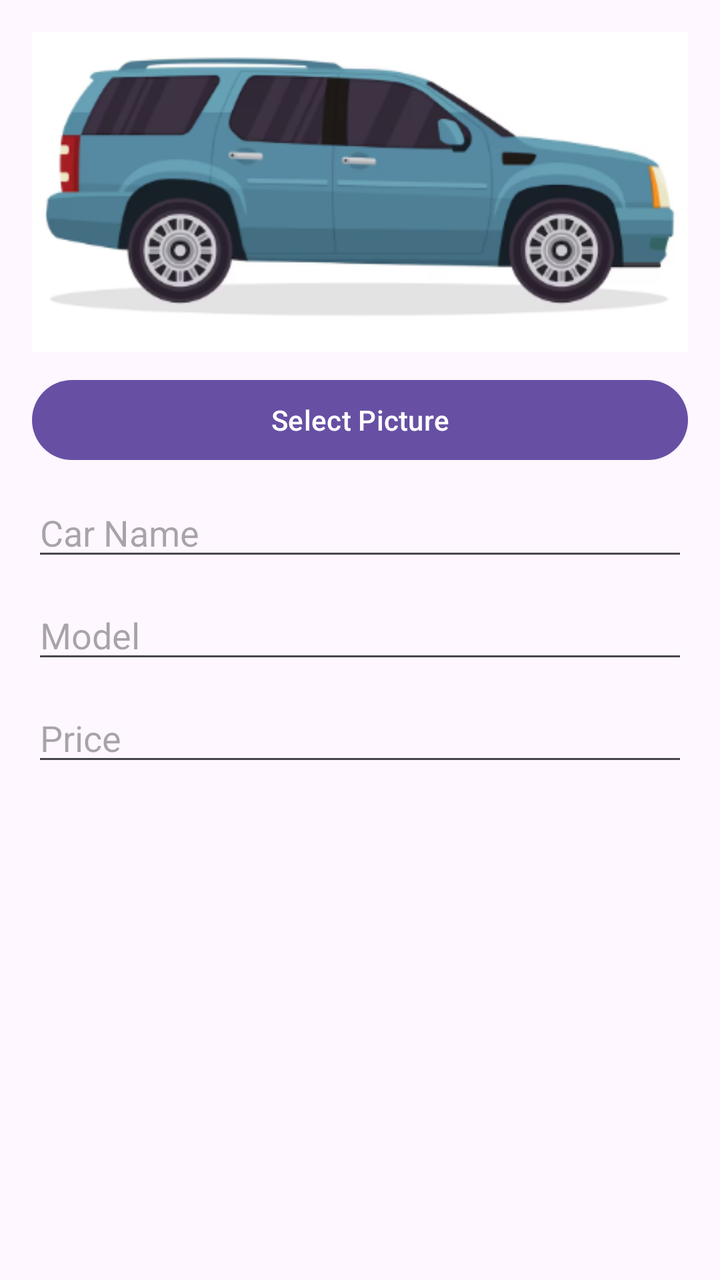
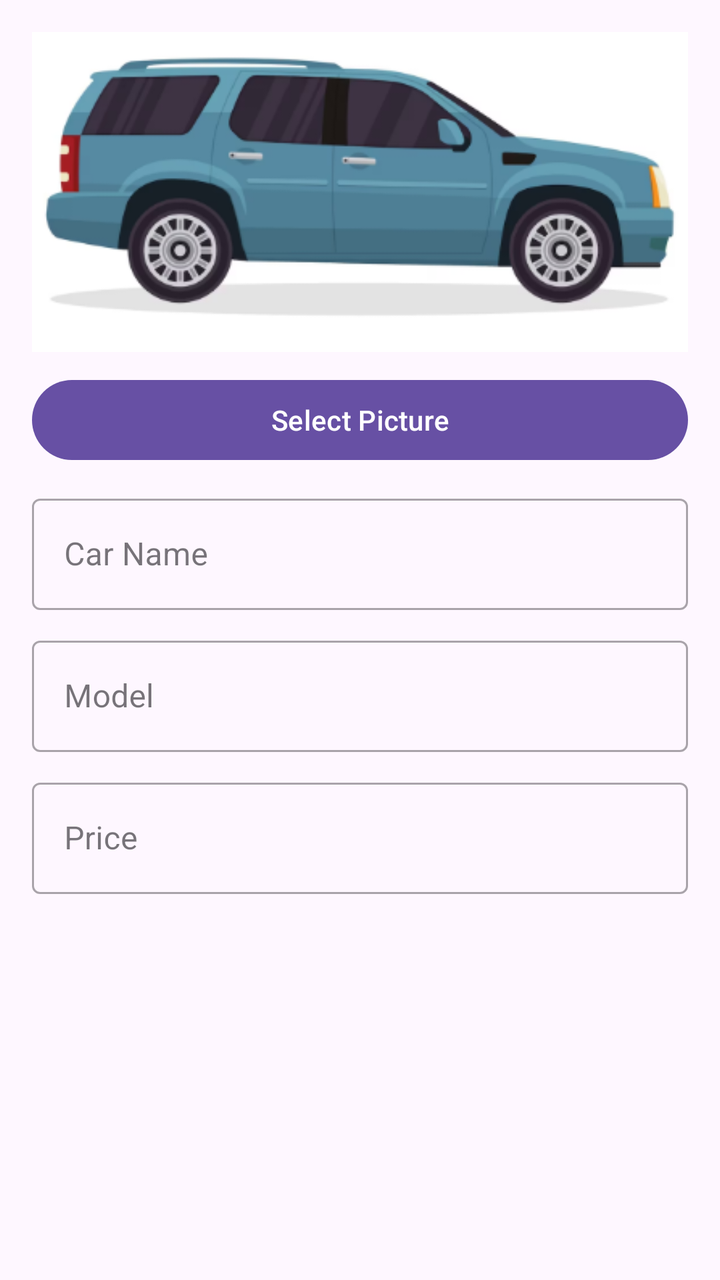

Screens rendered from an Android XML layout before and after an edit, with the pre-edit source and the edit as a unified diff.
<!-- AndroidManifest.xml: application theme Theme.Apni_svari -->
<!-- res/layout/dialog_add_product.xml -->
<?xml version="1.0" encoding="utf-8"?>
<ScrollView xmlns:android="http://schemas.android.com/apk/res/android"
    android:layout_width="match_parent"
    android:layout_height="wrap_content">

    <LinearLayout
        android:layout_width="match_parent"
        android:layout_height="wrap_content"
        android:orientation="vertical"
        android:padding="16dp">

        <ImageView
            android:id="@+id/dialogProductImage"
            android:layout_width="match_parent"
            android:layout_height="160dp"
            android:scaleType="centerCrop"
            android:src="@drawable/carimg"
            android:contentDescription="@string/profile_picture_content_description" />

        <Button
            android:id="@+id/selectImageButton"
            android:layout_width="match_parent"
            android:layout_height="wrap_content"
            android:layout_marginTop="10dp"
            android:text="@string/seller_select_picture" />

        <EditText
            android:id="@+id/carNameInput"
            android:layout_width="match_parent"
            android:layout_height="wrap_content"
            android:layout_marginTop="10dp"
            android:hint="@string/seller_car_name_hint" />

        <EditText
            android:id="@+id/carModelInput"
            android:layout_width="match_parent"
            android:layout_height="wrap_content"
            android:layout_marginTop="10dp"
            android:hint="@string/seller_car_model_hint" />

        <EditText
            android:id="@+id/carPriceInput"
            android:layout_width="match_parent"
            android:layout_height="wrap_content"
            android:layout_marginTop="10dp"
            android:hint="@string/seller_car_price_hint"
            android:inputType="numberDecimal" />

    </LinearLayout>
</ScrollView>
<!-- resources referenced by this layout -->
<resources>
  <!-- drawable carimg: png bitmap (drawable, 56726 bytes) -->
  <string name="profile_picture_content_description">Profile Picture</string>
  <string name="seller_car_model_hint">Model</string>
  <string name="seller_car_name_hint">Car Name</string>
  <string name="seller_car_price_hint">Price</string>
  <string name="seller_select_picture">Select Picture</string>
  <style name="Theme.Apni_svari" parent="Base.Theme.Apni_svari" />
  <style name="Base.Theme.Apni_svari" parent="Theme.Material3.DayNight.NoActionBar">
          
          
      </style>
</resources>

<!-- the commit's change to res/layout/dialog_add_product.xml (unified diff, before → after) -->
@@ -1,5 +1,6 @@
 <?xml version="1.0" encoding="utf-8"?>
 <ScrollView xmlns:android="http://schemas.android.com/apk/res/android"
+    xmlns:app="http://schemas.android.com/apk/res-auto"
     android:layout_width="match_parent"
     android:layout_height="wrap_content">
 
@@ -24,27 +25,51 @@
             android:layout_marginTop="10dp"
             android:text="@string/seller_select_picture" />
 
-        <EditText
-            android:id="@+id/carNameInput"
+        <com.google.android.material.textfield.TextInputLayout
+            android:id="@+id/carNameInputLayout"
             android:layout_width="match_parent"
             android:layout_height="wrap_content"
-            android:layout_marginTop="10dp"
-            android:hint="@string/seller_car_name_hint" />
+            android:hint="@string/seller_car_name_hint"
+            style="@style/Widget.MaterialComponents.TextInputLayout.OutlinedBox"
+            android:layout_marginTop="10dp">
 
-        <EditText
-            android:id="@+id/carModelInput"
+            <com.google.android.material.textfield.TextInputEditText
+                android:id="@+id/carNameInput"
+                android:layout_width="match_parent"
+                android:layout_height="wrap_content"
+                android:contentDescription="Car name input field" />
+        </com.google.android.material.textfield.TextInputLayout>
+
+        <com.google.android.material.textfield.TextInputLayout
+            android:id="@+id/carModelInputLayout"
             android:layout_width="match_parent"
             android:layout_height="wrap_content"
-            android:layout_marginTop="10dp"
-            android:hint="@string/seller_car_model_hint" />
+            android:hint="@string/seller_car_model_hint"
+            style="@style/Widget.MaterialComponents.TextInputLayout.OutlinedBox"
+            android:layout_marginTop="10dp">
 
-        <EditText
-            android:id="@+id/carPriceInput"
+            <com.google.android.material.textfield.TextInputEditText
+                android:id="@+id/carModelInput"
+                android:layout_width="match_parent"
+                android:layout_height="wrap_content"
+                android:contentDescription="Car model input field" />
+        </com.google.android.material.textfield.TextInputLayout>
+
+        <com.google.android.material.textfield.TextInputLayout
+            android:id="@+id/carPriceInputLayout"
             android:layout_width="match_parent"
             android:layout_height="wrap_content"
-            android:layout_marginTop="10dp"
             android:hint="@string/seller_car_price_hint"
-            android:inputType="numberDecimal" />
+            style="@style/Widget.MaterialComponents.TextInputLayout.OutlinedBox"
+            android:layout_marginTop="10dp">
+
+            <com.google.android.material.textfield.TextInputEditText
+                android:id="@+id/carPriceInput"
+                android:layout_width="match_parent"
+                android:layout_height="wrap_content"
+                android:inputType="numberDecimal"
+                android:contentDescription="Car price input field" />
+        </com.google.android.material.textfield.TextInputLayout>
 
     </LinearLayout>
 </ScrollView>
